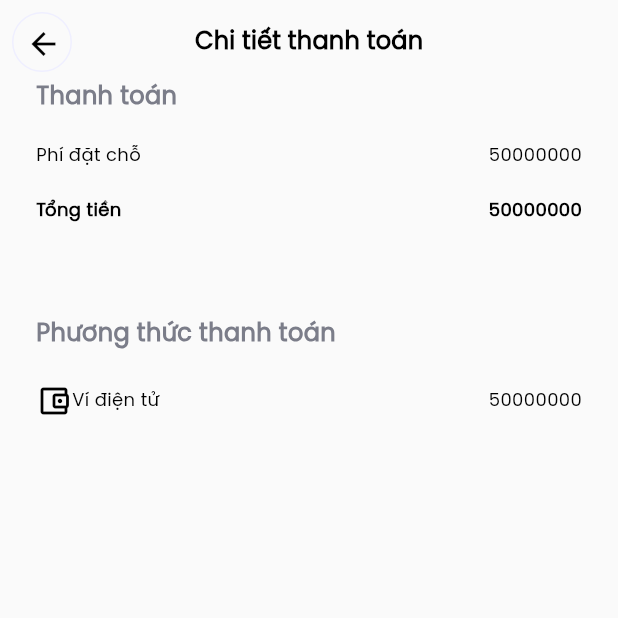
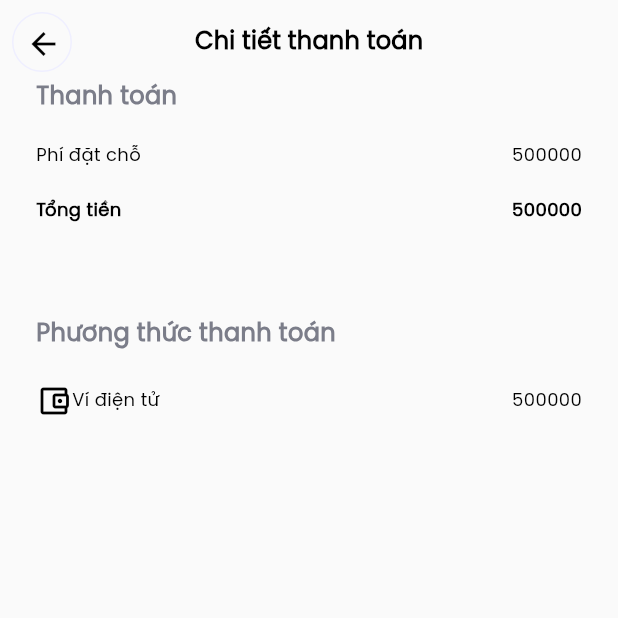
Before and after one commit to FPTUCapstone/CapstoneEmpireMobile, a Flutter app: the SeeBookingDetailPayment screen opened directly, on a phone screen of 412 x 824 dp, the top half of it. Run offline on Flutter 3.47's test engine with Material 2 defaults, Android fonts, the light colour scheme and no system bars; our stand-ins replace date_picker_timeline, easy_stepper, firebase_auth, firebase_core, firebase_database, firebase_messaging and 13 more; missing offline and left inert: external_app_launcher; accounts and stored records are empty.

Commit message:
[TrungTDH] Done Booking Details Page

```diff
--- a/lib/application_layer/screens/booking/booking_detail.dart
+++ b/lib/application_layer/screens/booking/booking_detail.dart
@@ -251,7 +251,7 @@ class _BookingDetailState extends State<BookingDetail> {
                             width: 50.w,
                           ),
                           title: Text(
-                            "Brand",
+                            widget.data.car!.carBrand.toString(),
                             style: TextStyle(
                               fontFamily: 'SFProDisplay',
                               fontSize: 12.sp,
@@ -265,7 +265,7 @@ class _BookingDetailState extends State<BookingDetail> {
                               crossAxisAlignment: CrossAxisAlignment.start,
                               children: [
                                 Text(
-                                  "carLisenceNo",
+                                  widget.data.car!.carLisenceNo.toString(),
                                   style: TextStyle(
                                     fontFamily: 'SFProDisplay',
                                     fontSize: 14.sp,
@@ -277,7 +277,7 @@ class _BookingDetailState extends State<BookingDetail> {
                                   height: 5.h,
                                 ),
                                 Text(
-                                  "carModel",
+                                  widget.data.car!.carModel.toString(),
                                   style: TextStyle(
                                     fontFamily: 'SFProDisplay',
                                     fontSize: 12.sp,
--- a/lib/application_layer/screens/booking/see_booking_detail_payment.dart
+++ b/lib/application_layer/screens/booking/see_booking_detail_payment.dart
@@ -86,7 +86,7 @@ class _SeeBookingDetailPaymentState extends State<SeeBookingDetailPayment> {
                 Spacer(),
                 Padding(
                   padding: EdgeInsets.only(right: 24, bottom: 24),
-                  child: Text("50000000",
+                  child: Text("500000",
                       style: TextStyle(
                         fontFamily: 'SFProDisplay',
                         fontWeight: FontWeight.w400,
@@ -111,7 +111,7 @@ class _SeeBookingDetailPaymentState extends State<SeeBookingDetailPayment> {
                 Spacer(),
                 Padding(
                   padding: EdgeInsets.only(right: 24, bottom: 24),
-                  child: Text("50000000",
+                  child: Text("500000",
                       style: TextStyle(
                         fontFamily: 'SFProDisplay',
                         fontWeight: FontWeight.w600,
@@ -166,7 +166,7 @@ class _SeeBookingDetailPaymentState extends State<SeeBookingDetailPayment> {
                 const Spacer(),
                 const Padding(
                   padding: EdgeInsets.only(right: 24, bottom: 24),
-                  child: Text("50000000",
+                  child: Text("500000",
                       style:TextStyle(
                         fontFamily: 'SFProDisplay',
                         fontWeight: FontWeight.w400,
```
